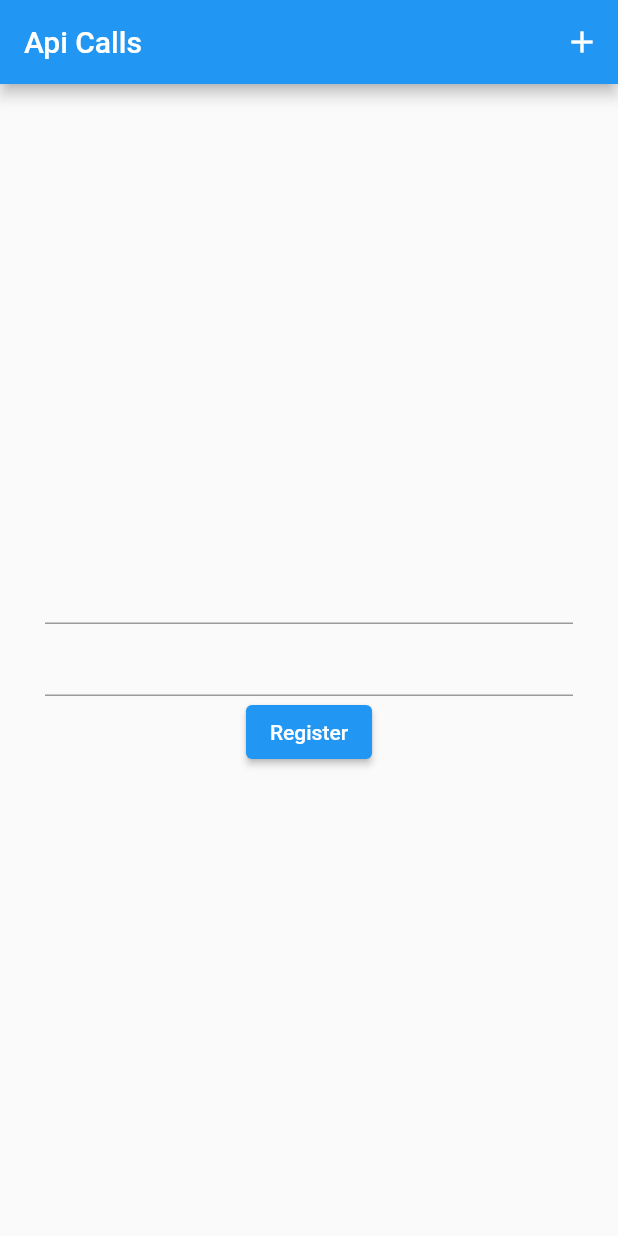
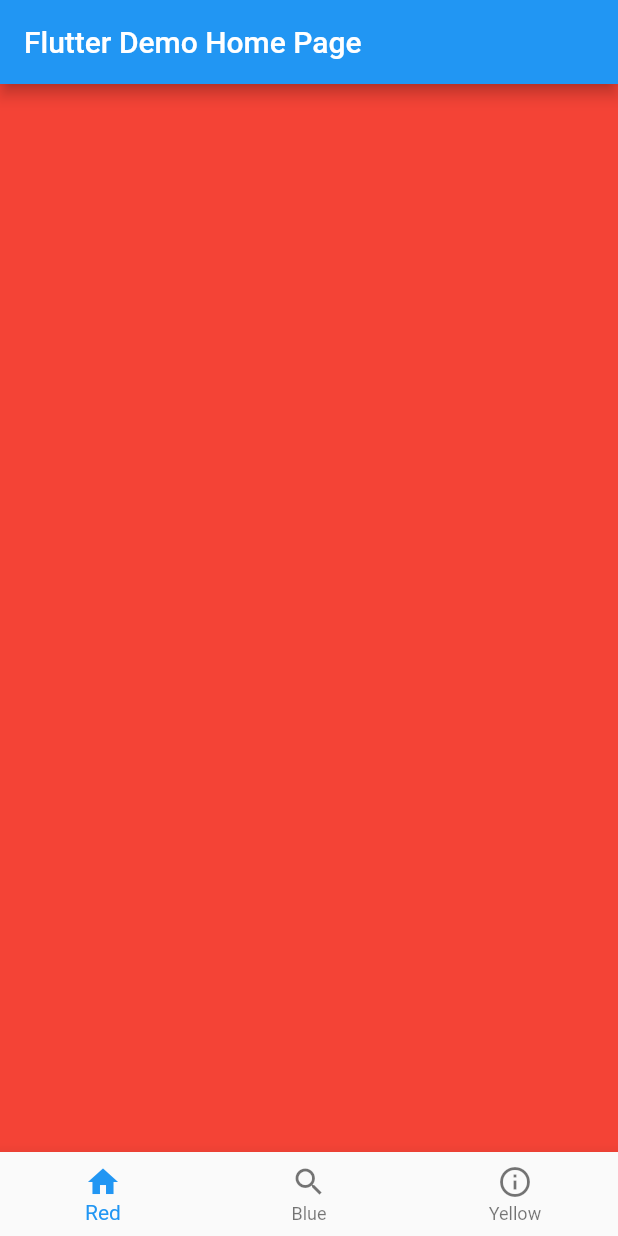
Before and after one commit to Sugam1530/Api-calls-flutter, a Flutter app: the screen it shows after launch, on a phone screen of 412 x 824 dp. Run offline on Flutter 3.47's test engine with Material 2 defaults, Android fonts, the phone set to English and light mode, and no system bars.

```diff
--- a/lib/Pages/firstpage.dart
+++ b/lib/Pages/firstpage.dart
@@ -19,7 +19,7 @@ class _firstPageState extends State<firstPage> {
   List<AlbumGet> albumList = [];
 
   Future<List<AlbumGet>> getPostApi() async{
-    final response = await http.get(Uri.parse("https://jsonplaceholder.typicode.com/posts"));
+    final response = await http.get(Uri.parse("https://jsonplaceholder.typicode.com/photos"));
     var data = jsonDecode(response.body.toString());
 
     if(response.statusCode == 200){
@@ -68,7 +68,7 @@ class _firstPageState extends State<firstPage> {
                           child: Column(
                             children: [
                               CircleAvatar(
-                                backgroundImage: NetworkImage( albumList[index].thumbnailUrl.toString()),
+                                backgroundImage: NetworkImage( albumList[index].url.toString()),
                               ),
                               Padding(
                                 padding: const EdgeInsets.all(8.0),
--- a/lib/Pages/thirdPage.dart
+++ b/lib/Pages/thirdPage.dart
@@ -1,31 +1,146 @@
-import 'package:flutter/src/widgets/framework.dart';
-import 'package:flutter/src/foundation/key.dart';
 import 'package:flutter/material.dart';
 
+void main() => runApp(thirdPage());
 
-class thirdPage extends StatefulWidget {
-  const thirdPage({Key? key}) : super(key: key);
+class thirdPage extends StatelessWidget {
+  // This widget is the root of your application.
+  @override
+  Widget build(BuildContext context) {
+    return MaterialApp(
+      title: 'Flutter Demo',
+      theme: ThemeData(
+        primarySwatch: Colors.blue,
+      ),
+      home: MyHomePage(title: 'Flutter Demo Home Page'),
+    );
+  }
+}
+
+class MyHomePage extends StatefulWidget {
+  MyHomePage({Key? key, required this.title}) : super(key: key);
+
+  final String title;
 
   @override
-  State<thirdPage> createState() => _thirdPageState();
+  _MyHomePageState createState() => _MyHomePageState();
 }
 
-class _thirdPageState extends State<thirdPage> {
+class _MyHomePageState extends State<MyHomePage> {
+
+  int bottomSelectedIndex = 0;
+
+  List<BottomNavigationBarItem> buildBottomNavBarItems() {
+    return [
+      BottomNavigationBarItem(
+          icon: new Icon(Icons.home),
+          label: 'Red'
+      ),
+      BottomNavigationBarItem(
+        icon: new Icon(Icons.search),
+        label: 'Blue',
+      ),
+      const BottomNavigationBarItem(
+          icon: const Icon(Icons.info_outline),
+          label: 'Yellow'
+      )
+    ];
+  }
+
+  PageController pageController = PageController(
+    initialPage: 0,
+    keepPage: true,
+  );
+
+  Widget buildPageView() {
+    return PageView(
+      controller: pageController,
+      onPageChanged: (index) {
+        pageChanged(index);
+      },
+      children: <Widget>[
+        Red(),
+        Blue(),
+        Yellow(),
+      ],
+    );
+  }
+
+  @override
+  void initState() {
+    super.initState();
+  }
+
+  void pageChanged(int index) {
+    setState(() {
+      bottomSelectedIndex = index;
+    });
+  }
+
+  void bottomTapped(int index) {
+    setState(() {
+      bottomSelectedIndex = index;
+      pageController.animateToPage(index, duration: const Duration(milliseconds: 500), curve: Curves.ease);
+    });
+  }
+
   @override
   Widget build(BuildContext context) {
     return Scaffold(
       appBar: AppBar(
-        title: Text("Api Calls"),
-        actions: [
-          IconButton(
-                icon: Icon(Icons.add),
-                onPressed: () {
-                  Navigator.pop(context);
-                },
-              ),
-              // add more IconButton
-        ],
-      )
+        title: Text(widget.title),
+      ),
+      body: buildPageView(),
+      bottomNavigationBar: BottomNavigationBar(
+        currentIndex: bottomSelectedIndex,
+        onTap: (index) {
+          bottomTapped(index);
+        },
+        items: buildBottomNavBarItems(),
+      ),
+    );
+  }
+  }
+
+
+
+class Red extends StatefulWidget {
+  @override
+  _RedState createState() => _RedState();
+}
+
+class _RedState extends State<Red> {
+  @override
+  Widget build(BuildContext context) {
+    return Container(
+      color: Colors.red,
     );
   }
 }
+
+class Blue extends StatefulWidget {
+  @override
+  _BlueState createState() => _BlueState();
+}
+
+class _BlueState extends State<Blue> {
+  @override
+  Widget build(BuildContext context) {
+    return Container(
+      color: Colors.blueAccent,
+    );
+  }
+}
+
+class Yellow extends StatefulWidget {
+  @override
+  _YellowState createState() => _YellowState();
+}
+
+class _YellowState extends State<Yellow> {
+  @override
+  Widget build(BuildContext context) {
+    return Container(
+      color: Colors.yellowAccent,
+    );
+  }
+}
--- a/lib/main.dart
+++ b/lib/main.dart
@@ -2,7 +2,9 @@ import 'dart:convert';
 import 'package:flutter/cupertino.dart';
 import 'package:flutter/material.dart';
 import 'package:get_api_recyclerview/Models/posts_model.dart';
+import 'package:get_api_recyclerview/Pages/fourthpage.dart';
 import 'package:get_api_recyclerview/Pages/registerPage.dart';
+import 'package:get_api_recyclerview/Pages/thirdPage.dart';
 import 'package:get_api_recyclerview/Utils/Routes.dart';
 import 'package:get_api_recyclerview/Pages/firstpage.dart';
 import 'package:http/http.dart' as http;
@@ -16,7 +18,7 @@ class MyApp extends StatelessWidget {
   @override
   Widget build(BuildContext context) {
     return MaterialApp(
-      home: registerPage(),
+      home: thirdPage(),
     );
   }
 }
```
Also changed, not shown: lib/Pages/fourthpage.dart (added, +100 -0 lines).
